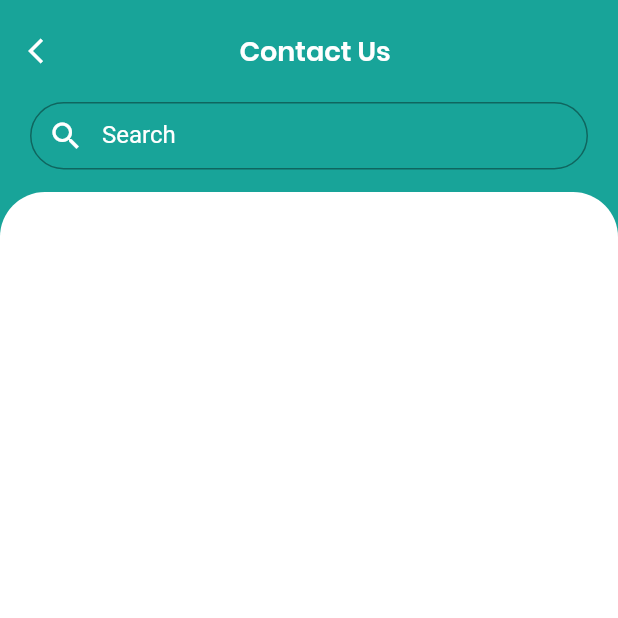
After one commit to PoojaSensussoft/spacikopooja, a Flutter app: the ContactUs screen opened directly, on a phone screen of 412 x 824 dp, the top half of it. The commit adds this screen. Run offline on Flutter 3.47's test engine with Material 2 defaults, Android fonts, the phone set to English and light mode, and no system bars; our stand-ins replace contacts_service, dio, firebase_auth, firebase_database, firebase_messaging, flutter_calendar_carousel and 11 more; missing offline and left inert: flutter_facebook_auth, flutter_google_places, geocoder, google_maps_webservice, multi_image_picker, redux_persist; accounts and stored records are empty.

Commit message:
contact list get

```diff
--- /dev/null
+++ b/lib/contactus/ContactUs.dart
@@ -0,0 +1,230 @@
+import 'package:contacts_service/contacts_service.dart';
+import 'package:flutter/material.dart';
+import 'package:permission_handler/permission_handler.dart';
+import 'package:spacikopooja/utils/spacikoColor.dart';
+
+class ContactUs extends StatefulWidget {
+  @override
+  _ContactUsState createState() => _ContactUsState();
+}
+
+class _ContactUsState extends State<ContactUs> {
+  List<Contact> contacts = [];
+  List<Contact> contactsFiltered = [];
+
+  Map<String, Color> contactsColorMap = new Map();
+  TextEditingController _controller = new TextEditingController();
+
+
+  @override
+  void initState() {
+    super.initState();
+    getPermission();
+  }
+
+
+  Future<void> getPermission() async {
+    if (await Permission.contacts.request().isGranted) {
+      Future.delayed(Duration(milliseconds: 100), () {
+        getAllContacts();
+      });
+
+      _controller.addListener(() {
+        filterContacts();
+      });
+    }
+  }
+
+
+  void filterContacts() {
+    List<Contact> _contacts = [];
+    _contacts.addAll(contacts);
+
+    if(_controller.text.isNotEmpty){
+      _contacts.retainWhere((element){
+
+      String searchTerm = _controller.text.toLowerCase();
+      String searchTermFlatten = flattenPhoneNumber(searchTerm);
+      String contactName = element.displayName.toLowerCase();
+      bool nameMatches = contactName.contains(searchTerm);
+
+      if (nameMatches == true) {
+        return true;
+      }
+
+      if (searchTermFlatten.isEmpty) {
+        return false;
+      }
+      });
+      }
+
+      setState(() {
+        contactsFiltered = _contacts;
+      });
+  }
+
+    String flattenPhoneNumber(String phoneStr) {
+        return phoneStr.replaceAllMapped(RegExp(r'^(\+)|\D'), (Match m) {
+          return m[0] == "+" ? "+" : "";
+        });
+      }
+
+
+  getAllContacts() async {
+    List colors = [Colors.green, Colors.indigo, Colors.yellow, Colors.orange];
+
+    int colorIndex = 0;
+    List<Contact> _contacts = (await ContactsService.getContacts()).toList();
+
+    _contacts.forEach((contact) {
+      Color baseColor = colors[colorIndex];
+
+      contactsColorMap[contact.displayName] = baseColor;
+      colorIndex++;
+
+      if (colorIndex == colors.length) {
+        colorIndex = 0;
+      }
+    });
+
+    setState(() {
+      contacts = _contacts;
+    });
+  }
+
+
+  @override
+  Widget build(BuildContext context) {
+    bool isSearching = _controller.text.isNotEmpty;
+
+    return  Scaffold(
+      resizeToAvoidBottomInset: false,
+      resizeToAvoidBottomPadding: false,
+
+      body: Container(
+        height: MediaQuery.of(context).size.height,
+          color: spacikoColor.ColorPrimary,
+
+          child: Column(
+            children: [
+
+              SizedBox(height: 10),
+
+              Row(
+                children: [
+                  IconButton(
+                    icon: Icon(Icons.arrow_back_ios_sharp, color: spacikoColor.Colorwhite), iconSize: 20,
+                    onPressed: () {
+                      Navigator.pop(context);
+                    },
+                  ),
+
+                  Expanded(
+                    child: Padding(
+                      padding: EdgeInsets.only(right: 40),
+                      child: Text('Contact Us', textAlign: TextAlign.center,
+                        style: TextStyle(fontSize: 18, color: spacikoColor.Colorwhite, fontFamily: 'poppins_semibold'),
+                      ),
+                    ),
+                  ),
+                ],
+              ),
+
+              SizedBox(height: 10),
+
+              Container(
+                margin: EdgeInsets.only(left: 20, right: 20),
+                height: 45,
+
+                child: TextField(
+                  controller: _controller,
+                  style: TextStyle(color: spacikoColor.Colorwhite),
+                  cursorColor: spacikoColor.Colorwhite,
+
+                  decoration: InputDecoration(
+                    labelText: 'Search',
+                    labelStyle: TextStyle(color: spacikoColor.Colorwhite),
+
+                    border: new OutlineInputBorder(
+                      borderRadius: BorderRadius.circular(25),
+                        borderSide: new BorderSide(
+                            color: spacikoColor.Colorwhite,
+                        )
+                    ),
+
+                    focusedBorder: OutlineInputBorder(borderRadius: BorderRadius.circular(25),
+                        borderSide: BorderSide(color: spacikoColor.Colorwhite)),
+                      prefixIcon: Icon(Icons.search, color: spacikoColor.Colorwhite),
+                  ),
+                ),
+              ),
+
+              SizedBox(height: 15),
+
+              Expanded(
+                child: Container(
+                  decoration: BoxDecoration(
+                    color: spacikoColor.Colorwhite,
+                    borderRadius: BorderRadius.only(topLeft: Radius.circular(30), topRight: Radius.circular(30)),
+                  ),
+
+                  child: Padding(padding: EdgeInsets.only(top: 10),
+
+                    child: ListView.builder(
+                      shrinkWrap: true,
+                      padding: EdgeInsets.zero,
+                        itemCount: isSearching == true ? contactsFiltered.length : contacts.length,
+                      itemBuilder: (context, index){
+
+                        Contact contact = isSearching == true ? contactsFiltered[index] : contacts[index];
+
+                        var baseColor = contactsColorMap[contact.displayName] as dynamic;
+                        Color color1 = baseColor[800];
+                        Color color2 = baseColor[400];
+
+                        return ListTile(
+                            title: Text(contact.displayName),
+                            subtitle: Text(contact.phones.length > 0 ? contact.phones.elementAt(0).value : ''),
+
+                            leading: (contact.avatar != null && contact.avatar.length > 0) ?
+
+                            CircleAvatar(
+                              backgroundImage: MemoryImage(contact.avatar),
+                            ) :
+
+                            Container(
+                                decoration: BoxDecoration(
+                                    shape: BoxShape.circle,
+                                    gradient: LinearGradient(
+                                        colors: [
+                                          color1,
+                                          color2,
+                                        ],
+                                        begin: Alignment.bottomLeft,
+                                        end: Alignment.topRight
+                                    )
+                                ),
+
+                                child: CircleAvatar(
+                                    child: Text(
+                                        contact.initials(),
+                                        style: TextStyle(
+                                            color: Colors.white
+                                        )
+                                    ),
+                                    backgroundColor: Colors.transparent
+                                )
+                            )
+                        );
+                      }
+                    ),
+                  ),
+                ),
+              )
+            ],
+          ),
+        ),
+    );
+  }
+
+}
--- a/lib/introscreen/FirstIntroScreen.dart
+++ b/lib/introscreen/FirstIntroScreen.dart
@@ -1,6 +1,7 @@
 import 'dart:ui';
 
 import 'package:flutter/material.dart';
+import 'package:spacikopooja/homepage/Home.dart';
 import 'package:spacikopooja/utils/spacikoColor.dart';
 
 import 'SecondIntroScreen.dart';
@@ -160,7 +161,7 @@ class _FirstInroScreeState extends State<FirstInroScreen> {
 
                               onTap: (){
                                 Navigator.of(context).pushReplacement(
-                                    MaterialPageRoute(builder: (BuildContext context) => SecondIntroScreen()));
+                                    MaterialPageRoute(builder: (BuildContext context) => Home()));
                               },
                             ),
                           ),
--- a/lib/login/Login.dart
+++ b/lib/login/Login.dart
@@ -178,7 +178,7 @@ class _LoginState extends State<Login_1> {
     var email = prefs.getString(Utility.USER_EMAIL);
     print('get_mail::::$email');
     runApp(MaterialApp(debugShowCheckedModeBanner: false,
-        home: email == null ? Login() : FirstInroScreen()));
+        home: email == null ? Login() : FirstIntro()));
   }
 
 
@@ -515,7 +515,7 @@ class _LoginState extends State<Login_1> {
 
       Future.delayed(Duration(milliseconds: 50), () {
         Navigator.of(context).pushReplacement(
-            MaterialPageRoute(builder: (BuildContext context) => FirstInroScreen()));
+            MaterialPageRoute(builder: (BuildContext context) => FirstIntro()));
       });
     }
     return 'signInWithGoogle succeeded: $user';
@@ -603,7 +603,7 @@ class _LoginState extends State<Login_1> {
 
         Future.delayed(Duration(milliseconds: 50), () {
           Navigator.of(context).pushReplacement(
-              MaterialPageRoute(builder: (BuildContext context) => FirstInroScreen()));
+              MaterialPageRoute(builder: (BuildContext context) => FirstIntro()));
         });
       }
 
```
Also changed, not shown: lib/booking/Previous.dart (+79 -1 lines), lib/homepage/layouts/profile/UserProfileNav.dart (+8 -8 lines), lib/store/AppState.dart (added, +30 -0 lines), lib/store/AppStateReducer.dart (added, +35 -0 lines), lib/store/Reminder.dart (added, +62 -0 lines), lib/store/ReminderNotification.dart (added, +15 -0 lines), lib/store/RemindersState.dart (added, +36 -0 lines), lib/store/actions.dart (added, +19 -0 lines), lib/store/notificationHelper.dart (added, +100 -0 lines), lib/store/store.dart (added, +46 -0 lines), pubspec.yaml (+9 -0 lines), pubspec.lock, 5 other files.
